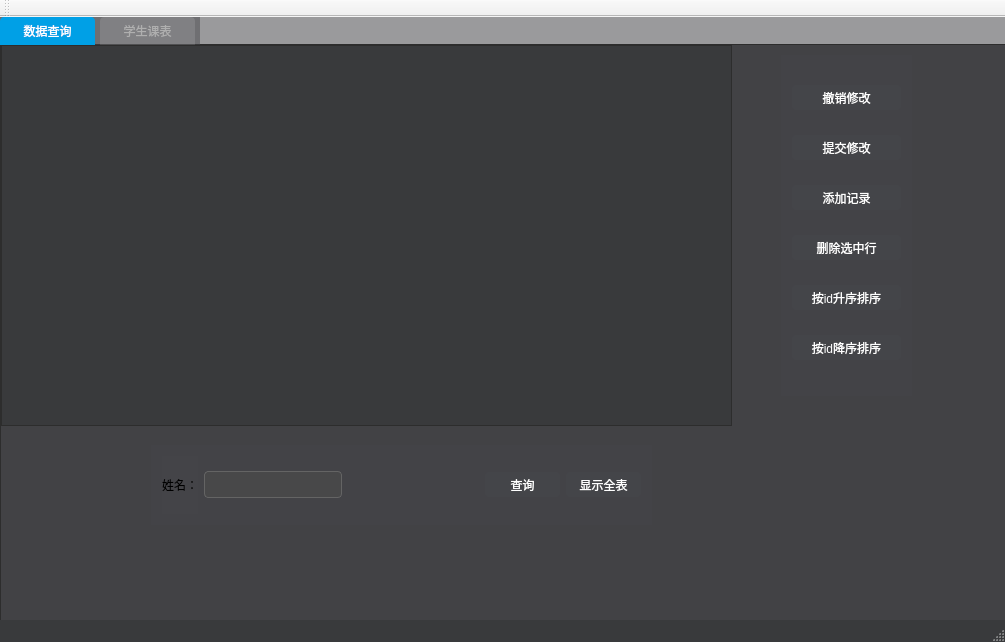
This is mainwindow.ui in Atmanuclear/QT-mysql as Qt 5 draws it before an edit. The edited form follows.
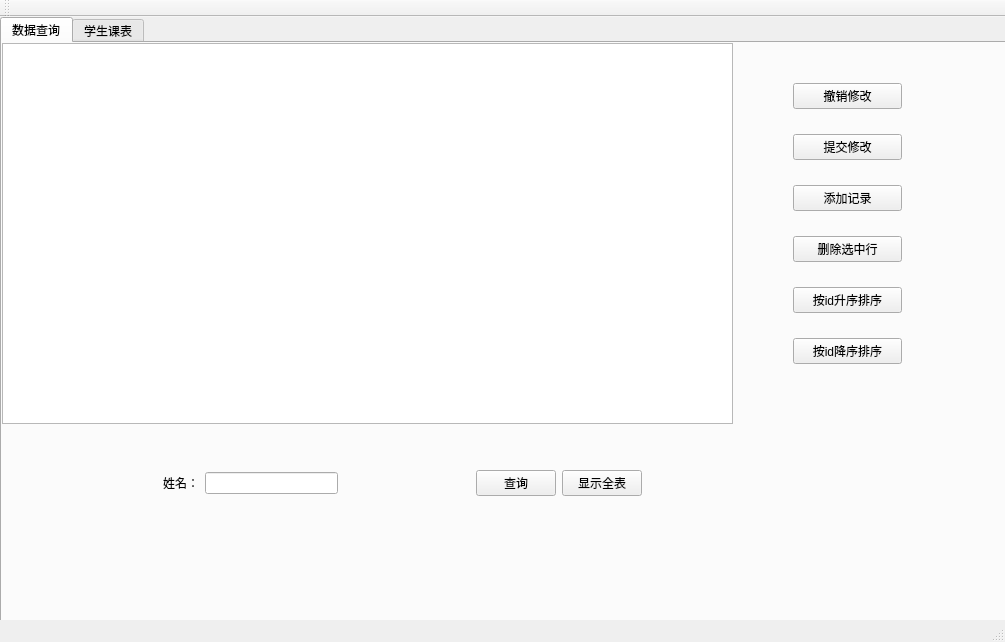
This is the edited form. The open tabs and pages were chosen to show the change. Icons and pictures are not drawn.

Diff of the .ui file:
```diff
--- a/mainwindow.ui
+++ b/mainwindow.ui
@@ -14,52 +14,11 @@
    <string>MainWindow</string>
   </property>
   <property name="styleSheet">
-   <string notr="true">QWidget#customWidget {
-        background: rgb(68, 69, 73);
-}
-
-/**********子界面中央背景**********/
-QWidget#centerWidget {
-        background: rgb(50, 50, 50);
-}
-
-/**********主界面样式**********/
-QWidget#mainWindow {
-        border: 1px solid rgb(50, 50, 50);
-        background: rgb(50, 50, 50);
-}
-
-QWidget#messageWidget {
-        background: rgba(68, 69, 73, 50%);
-}
-
-QWidget#loadingWidget {
-        border: none;
-        border-radius: 5px;
-        background: rgb(50, 50, 50);
-}
-
-QWidget#remoteWidget {
-        border-top-right-radius: 10px;
-        border-bottom-right-radius: 10px;
-        border: 1px solid rgb(45, 45, 45);
-        background: rgb(50, 50, 50);
-}
-
-StyledWidget {
-        qproperty-normalColor: white;
-        qproperty-disableColor: gray;
-        qproperty-highlightColor: rgb(0, 160, 230);
-        qproperty-errorColor: red;
-}
-
-QProgressIndicator {
-        qproperty-color: rgb(175, 175, 175);
-}</string>
+   <string notr="true"/>
   </property>
   <widget class="QWidget" name="centralWidget">
    <property name="styleSheet">
-    <string notr="true">background: rgba(68, 69, 73, 50%);</string>
+    <string notr="true"/>
    </property>
    <widget class="QTabWidget" name="tabWidget">
     <property name="geometry">
@@ -71,53 +30,7 @@
      </rect>
     </property>
     <property name="styleSheet">
-     <string notr="true">QTabWidget::pane {
-        border: none;
-        border-top: 3px solid rgb(0, 160, 230);
-        background: rgb(57, 58, 60);
-}
-QTabWidget::tab-bar {
-        border: none;
-}
-QTabBar::tab {
-        border: none;
-        border-top-left-radius: 4px;
-        border-top-right-radius: 4px;
-        color: rgb(175, 175, 175);
-        background: rgb(255, 255, 255, 30);
-        height: 28px;
-        min-width: 85px;
-        margin-right: 5px;
-        padding-left: 5px;
-        padding-right: 5px;
-}
-QTabBar::tab:hover {
-        background: rgb(255, 255, 255, 40);
-}
-QTabBar::tab:selected {
-        color: white;
-        background: rgb(0, 160, 230);
-}
-
-QTabWidget#tabWidget::pane {
-        border: 1px solid rgb(45, 45, 45);
-        background: rgb(57, 58, 60);
-        margin-top: -1px;
-}
-
-QTabBar#tabBar::tab {
-        border: 1px solid rgb(45, 45, 45);
-        border-bottom: none;
-        background: transparent;
-}
-QTabBar#tabBar::tab:hover {
-        color: white;
-}
-QTabBar#tabBar::tab:selected {
-        color: white;
-        background: rgb(57, 58, 60);
-}
-</string>
+     <string notr="true"/>
     </property>
     <property name="currentIndex">
      <number>0</number>
@@ -136,56 +49,7 @@
        </rect>
       </property>
       <property name="styleSheet">
-       <string notr="true">QTableView {
-        border: 1px solid rgb(45, 45, 45);
-        background: rgb(57, 58, 60);
-        gridline-color: rgb(60, 60, 60);
-}
-QTableView::item {
-        padding-left: 5px;
-        padding-right: 5px;
-        border: none;
-        background: rgb(72, 72, 74);
-        border-right: 1px solid rgb(45, 45, 45);
-        border-bottom: 1px solid rgb(45, 45, 45);
-}
-QTableView::item:selected {
-        background: rgba(255, 255, 255, 40);
-}
-QTableView::item:selected:!active {
-        color: white;
-}
-QTableView::indicator {
-        width: 20px;
-        height: 20px;
-}
-QTableView::indicator:enabled:unchecked {
-        image: url(:/Black/checkBox);
-}
-QTableView::indicator:enabled:unchecked:hover {
-        image: url(:/Black/checkBoxHover);
-}
-QTableView::indicator:enabled:unchecked:pressed {
-        image: url(:/Black/checkBoxPressed);
-}
-QTableView::indicator:enabled:checked {
-        image: url(:/Black/checkBoxChecked);
-}
-QTableView::indicator:enabled:checked:hover {
-        image: url(:/Black/checkBoxCheckedHover);
-}
-QTableView::indicator:enabled:checked:pressed {
-        image: url(:/Black/checkBoxCheckedPressed);
-}
-QTableView::indicator:enabled:indeterminate {
-        image: url(:/Black/checkBoxIndeterminate);
-}
-QTableView::indicator:enabled:indeterminate:hover {
-        image: url(:/Black/checkBoxIndeterminateHover);
-}
-QTableView::indicator:enabled:indeterminate:pressed {
-        image: url(:/Black/checkBoxIndeterminatePressed);
-}</string>
+       <string notr="true"/>
       </property>
      </widget>
      <widget class="QWidget" name="verticalLayoutWidget">
@@ -201,76 +65,7 @@
        <item>
         <widget class="QPushButton" name="pushButton_2">
          <property name="styleSheet">
-          <string notr="true">QPushButton{
-        border-radius: 4px;
-        border: none;
-        width: 75px;
-        height: 25px;
-}
-QPushButton:enabled {
-        background: rgb(68, 69, 73);
-        color: white;
-}
-QPushButton:!enabled {
-        background: rgb(100, 100, 100);
-        color: rgb(200, 200, 200);
-}
-QPushButton:enabled:hover{
-        background: rgb(85, 85, 85);
-}
-QPushButton:enabled:pressed{
-        background: rgb(80, 80, 80);
-}
-
-QPushButton#blueButton {
-        color: white;
-}
-QPushButton#blueButton:enabled {
-        background: rgb(0, 165, 235);
-        color: white;
-}
-QPushButton#blueButton:!enabled {
-        background: gray;
-        color: rgb(200, 200, 200);
-}
-QPushButton#blueButton:enabled:hover {
-        background: rgb(0, 180, 255);
-}
-QPushButton#blueButton:enabled:pressed {
-        background: rgb(0, 140, 215);
-}
-
-QPushButton#selectButton {
-        border: none;
-        border-radius: none;
-        border-left: 1px solid rgb(100, 100, 100);
-        image: url(:/Black/scan);
-        background: transparent;
-        color: white;
-}
-QPushButton#selectButton:enabled:hover{
-        background: rgb(85, 85, 85);
-}
-QPushButton#selectButton:enabled:pressed{
-        background: rgb(80, 80, 80);
-}
-
-QPushButton#linkButton {
-        background: transparent;
-        color: rgb(0, 160, 230);
-        text-align:left;
-}
-QPushButton#linkButton:hover {
-        color: rgb(20, 185, 255);
-        text-decoration: underline;
-}
-QPushButton#linkButton:pressed {
-        color: rgb(0, 160, 230);
-}
-
-QPushButton#transparentButton {
-        background: transparent;
-}</string>
+          <string notr="true"/>
          </property>
          <property name="text">
           <string>撤销修改</string>
@@ -280,76 +75,7 @@
        <item>
         <widget class="QPushButton" name="pushButton">
          <property name="styleSheet">
-          <string notr="true">QPushButton{
-        border-radius: 4px;
-        border: none;
-        width: 75px;
-        height: 25px;
-}
-QPushButton:enabled {
-        background: rgb(68, 69, 73);
-        color: white;
-}
-QPushButton:!enabled {
-        background: rgb(100, 100, 100);
-        color: rgb(200, 200, 200);
-}
-QPushButton:enabled:hover{
-        background: rgb(85, 85, 85);
-}
-QPushButton:enabled:pressed{
-        background: rgb(80, 80, 80);
-}
-
-QPushButton#blueButton {
-        color: white;
-}
-QPushButton#blueButton:enabled {
-        background: rgb(0, 165, 235);
-        color: white;
-}
-QPushButton#blueButton:!enabled {
-        background: gray;
-        color: rgb(200, 200, 200);
-}
-QPushButton#blueButton:enabled:hover {
-        background: rgb(0, 180, 255);
-}
-QPushButton#blueButton:enabled:pressed {
-        background: rgb(0, 140, 215);
-}
-
-QPushButton#selectButton {
-        border: none;
-        border-radius: none;
-        border-left: 1px solid rgb(100, 100, 100);
-        image: url(:/Black/scan);
-        background: transparent;
-        color: white;
-}
-QPushButton#selectButton:enabled:hover{
-        background: rgb(85, 85, 85);
-}
-QPushButton#selectButton:enabled:pressed{
-        background: rgb(80, 80, 80);
-}
-
-QPushButton#linkButton {
-        background: transparent;
-        color: rgb(0, 160, 230);
-        text-align:left;
-}
-QPushButton#linkButton:hover {
-        color: rgb(20, 185, 255);
-        text-decoration: underline;
-}
-QPushButton#linkButton:pressed {
-        color: rgb(0, 160, 230);
-}
-
-QPushButton#transparentButton {
-        background: transparent;
-}</string>
+          <string notr="true"/>
          </property>
          <property name="text">
           <string>提交修改</string>
@@ -359,76 +85,7 @@
        <item>
         <widget class="QPushButton" name="pushButton_3">
          <property name="styleSheet">
-          <string notr="true">QPushButton{
-        border-radius: 4px;
-        border: none;
-        width: 75px;
-        height: 25px;
-}
-QPushButton:enabled {
-        background: rgb(68, 69, 73);
-        color: white;
-}
-QPushButton:!enabled {
-        background: rgb(100, 100, 100);
-        color: rgb(200, 200, 200);
-}
-QPushButton:enabled:hover{
-        background: rgb(85, 85, 85);
-}
-QPushButton:enabled:pressed{
-        background: rgb(80, 80, 80);
-}
-
-QPushButton#blueButton {
-        color: white;
-}
-QPushButton#blueButton:enabled {
-        background: rgb(0, 165, 235);
-        color: white;
-}
-QPushButton#blueButton:!enabled {
-        background: gray;
-        color: rgb(200, 200, 200);
-}
-QPushButton#blueButton:enabled:hover {
-        background: rgb(0, 180, 255);
-}
-QPushButton#blueButton:enabled:pressed {
-        background: rgb(0, 140, 215);
-}
-
-QPushButton#selectButton {
-        border: none;
-        border-radius: none;
-        border-left: 1px solid rgb(100, 100, 100);
-        image: url(:/Black/scan);
-        background: transparent;
-        color: white;
-}
-QPushButton#selectButton:enabled:hover{
-        background: rgb(85, 85, 85);
-}
-QPushButton#selectButton:enabled:pressed{
-        background: rgb(80, 80, 80);
-}
-
-QPushButton#linkButton {
-        background: transparent;
-        color: rgb(0, 160, 230);
-        text-align:left;
-}
-QPushButton#linkButton:hover {
-        color: rgb(20, 185, 255);
-        text-decoration: underline;
-}
-QPushButton#linkButton:pressed {
-        color: rgb(0, 160, 230);
-}
-
-QPushButton#transparentButton {
-        background: transparent;
-}</string>
+          <string notr="true"/>
          </property>
          <property name="text">
           <string>添加记录</string>
@@ -438,76 +95,7 @@
        <item>
         <widget class="QPushButton" name="pushButton_4">
          <property name="styleSheet">
-          <string notr="true">QPushButton{
-        border-radius: 4px;
-        border: none;
-        width: 75px;
-        height: 25px;
-}
-QPushButton:enabled {
-        background: rgb(68, 69, 73);
-        color: white;
-}
-QPushButton:!enabled {
-        background: rgb(100, 100, 100);
-        color: rgb(200, 200, 200);
-}
-QPushButton:enabled:hover{
-        background: rgb(85, 85, 85);
-}
-QPushButton:enabled:pressed{
-        background: rgb(80, 80, 80);
-}
-
-QPushButton#blueButton {
-        color: white;
-}
-QPushButton#blueButton:enabled {
-        background: rgb(0, 165, 235);
-        color: white;
-}
-QPushButton#blueButton:!enabled {
-        background: gray;
-        color: rgb(200, 200, 200);
-}
-QPushButton#blueButton:enabled:hover {
-        background: rgb(0, 180, 255);
-}
-QPushButton#blueButton:enabled:pressed {
-        background: rgb(0, 140, 215);
-}
-
-QPushButton#selectButton {
-        border: none;
-        border-radius: none;
-        border-left: 1px solid rgb(100, 100, 100);
-        image: url(:/Black/scan);
-        background: transparent;
-        color: white;
-}
-QPushButton#selectButton:enabled:hover{
-        background: rgb(85, 85, 85);
-}
-QPushButton#selectButton:enabled:pressed{
-        background: rgb(80, 80, 80);
-}
-
-QPushButton#linkButton {
-        background: transparent;
-        color: rgb(0, 160, 230);
-        text-align:left;
-}
-QPushButton#linkButton:hover {
-        color: rgb(20, 185, 255);
-        text-decoration: underline;
-}
-QPushButton#linkButton:pressed {
-        color: rgb(0, 160, 230);
-}
-
-QPushButton#transparentButton {
-        background: transparent;
-}</string>
+          <string notr="true"/>
          </property>
          <property name="text">
           <string>删除选中行</string>
@@ -517,76 +105,7 @@
        <item>
         <widget class="QPushButton" name="pushButton_7">
          <property name="styleSheet">
-          <string notr="true">QPushButton{
-        border-radius: 4px;
-        border: none;
-        width: 75px;
-        height: 25px;
-}
-QPushButton:enabled {
-        background: rgb(68, 69, 73);
-        color: white;
-}
-QPushButton:!enabled {
-        background: rgb(100, 100, 100);
-        color: rgb(200, 200, 200);
-}
-QPushButton:enabled:hover{
-        background: rgb(85, 85, 85);
-}
-QPushButton:enabled:pressed{
-        background: rgb(80, 80, 80);
-}
-
-QPushButton#blueButton {
-        color: white;
-}
-QPushButton#blueButton:enabled {
-        background: rgb(0, 165, 235);
-        color: white;
-}
-QPushButton#blueButton:!enabled {
-        background: gray;
-        color: rgb(200, 200, 200);
-}
-QPushButton#blueButton:enabled:hover {
-        background: rgb(0, 180, 255);
-}
-QPushButton#blueButton:enabled:pressed {
-        background: rgb(0, 140, 215);
-}
-
-QPushButton#selectButton {
-        border: none;
-        border-radius: none;
-        border-left: 1px solid rgb(100, 100, 100);
-        image: url(:/Black/scan);
-        background: transparent;
-        color: white;
-}
-QPushButton#selectButton:enabled:hover{
-        background: rgb(85, 85, 85);
-}
-QPushButton#selectButton:enabled:pressed{
-        background: rgb(80, 80, 80);
-}
-
-QPushButton#linkButton {
-        background: transparent;
-        color: rgb(0, 160, 230);
-        text-align:left;
-}
-QPushButton#linkButton:hover {
-        color: rgb(20, 185, 255);
-        text-decoration: underline;
-}
-QPushButton#linkButton:pressed {
-        color: rgb(0, 160, 230);
-}
-
-QPushButton#transparentButton {
-        background: transparent;
-}</string>
+          <string notr="true"/>
          </property>
          <property name="text">
           <string>按id升序排序</string>
@@ -596,76 +115,7 @@
        <item>
         <widget class="QPushButton" name="pushButton_8">
          <property name="styleSheet">
-          <string notr="true">QPushButton{
-        border-radius: 4px;
-        border: none;
-        width: 75px;
-        height: 25px;
-}
-QPushButton:enabled {
-        background: rgb(68, 69, 73);
-        color: white;
-}
-QPushButton:!enabled {
-        background: rgb(100, 100, 100);
-        color: rgb(200, 200, 200);
-}
-QPushButton:enabled:hover{
-        background: rgb(85, 85, 85);
-}
-QPushButton:enabled:pressed{
-        background: rgb(80, 80, 80);
-}
-
-QPushButton#blueButton {
-        color: white;
-}
-QPushButton#blueButton:enabled {
-        background: rgb(0, 165, 235);
-        color: white;
-}
-QPushButton#blueButton:!enabled {
-        background: gray;
-        color: rgb(200, 200, 200);
-}
-QPushButton#blueButton:enabled:hover {
-        background: rgb(0, 180, 255);
-}
-QPushButton#blueButton:enabled:pressed {
-        background: rgb(0, 140, 215);
-}
-
-QPushButton#selectButton {
-        border: none;
-        border-radius: none;
-        border-left: 1px solid rgb(100, 100, 100);
-        image: url(:/Black/scan);
-        background: transparent;
-        color: white;
-}
-QPushButton#selectButton:enabled:hover{
-        background: rgb(85, 85, 85);
-}
-QPushButton#selectButton:enabled:pressed{
-        background: rgb(80, 80, 80);
-}
-
-QPushButton#linkButton {
-        background: transparent;
-        color: rgb(0, 160, 230);
-        text-align:left;
-}
-QPushButton#linkButton:hover {
-        color: rgb(20, 185, 255);
-        text-decoration: underline;
-}
-QPushButton#linkButton:pressed {
-        color: rgb(0, 160, 230);
-}
-
-QPushButton#transparentButton {
-        background: transparent;
-}</string>
+          <string notr="true"/>
          </property>
          <property name="text">
           <string>按id降序排序</string>
@@ -687,86 +137,7 @@
        <item>
         <widget class="QLabel" name="label">
          <property name="styleSheet">
-          <string notr="true">QLabel#grayLabel {
-        color: rgb(175, 175, 175);
-}
-
-QLabel#highlightLabel {
-        color: rgb(175, 175, 175);
-}
-
-QLabel#redLabel {
-        color: red;
-}
-
-QLabel#grayYaHeiLabel {
-        color: rgb(175, 175, 175);
-        font-size: 16px;
-}
-
-QLabel#blueLabel {
-        color: rgb(0, 160, 230);
-}
-
-QLabel#listLabel {
-        color: rgb(0, 160, 230);
-}
-
-QLabel#lineBlueLabel {
-        background: rgb(0, 160, 230);
-}
-
-QLabel#graySeperateLabel {
-        background: rgb(45, 45, 45);
-}
-
-QLabel#seperateLabel {
-        background: rgb(80, 80, 80);
-}
-
-QLabel#radiusBlueLabel {
-        border-radius: 15px;
-        color: white;
-        font-size: 16px;
-        background: rgb(0, 160, 230);
-}
-
-QLabel#skinLabel[colorProperty=&quot;normal&quot;] {
-        color: rgb(175, 175, 175);
-}
-QLabel#skinLabel[colorProperty=&quot;highlight&quot;] {
-        color: rgb(0, 160, 230);
-}
-
-QLabel#informationLabel {
-        qproperty-pixmap: url(:/Black/information);
-}
-
-QLabel#errorLabel {
-        qproperty-pixmap: url(:/Black/error);
-}
-
-QLabel#successLabel {
-        qproperty-pixmap: url(:/Black/success);
-}
-
-QLabel#questionLabel {
-        qproperty-pixmap: url(:/Black/question);
-}
-
-QLabel#warningLabel {
-        qproperty-pixmap: url(:/Black/warning);
-}
-
-QLabel#groupLabel {
-        color: rgb(0, 160, 230);
-        border: 1px solid rgb(0, 160, 230);
-        font-size: 15px;
-        border-top-color: transparent;
-        border-right-color: transparent;
-        border-left-color: transparent;
-}
-</string>
+          <string notr="true"/>
          </property>
          <property name="text">
           <string>姓名：</string>
@@ -776,10 +147,7 @@
        <item>
         <widget class="QLineEdit" name="lineEdit">
          <property name="styleSheet">
-          <string notr="true"> border-radius: 4px;
-        height: 25px;
-        border: 1px solid rgb(100, 100, 100);
-        background: rgb(72, 72, 73);</string>
+          <string notr="true"/>
          </property>
         </widget>
        </item>
@@ -799,76 +167,7 @@
        <item>
         <widget class="QPushButton" name="pushButton_5">
          <property name="styleSheet">
-          <string notr="true">QPushButton{
-        border-radius: 4px;
-        border: none;
-        width: 75px;
-        height: 25px;
-}
-QPushButton:enabled {
-        background: rgb(68, 69, 73);
-        color: white;
-}
-QPushButton:!enabled {
-        background: rgb(100, 100, 100);
-        color: rgb(200, 200, 200);
-}
-QPushButton:enabled:hover{
-        background: rgb(85, 85, 85);
-}
-QPushButton:enabled:pressed{
-        background: rgb(80, 80, 80);
-}
-
-QPushButton#blueButton {
-        color: white;
-}
-QPushButton#blueButton:enabled {
-        background: rgb(0, 165, 235);
-        color: white;
-}
-QPushButton#blueButton:!enabled {
-        background: gray;
-        color: rgb(200, 200, 200);
-}
-QPushButton#blueButton:enabled:hover {
-        background: rgb(0, 180, 255);
-}
-QPushButton#blueButton:enabled:pressed {
-        background: rgb(0, 140, 215);
-}
-
-QPushButton#selectButton {
-        border: none;
-        border-radius: none;
-        border-left: 1px solid rgb(100, 100, 100);
-        image: url(:/Black/scan);
-        background: transparent;
-        color: white;
-}
-QPushButton#selectButton:enabled:hover{
-        background: rgb(85, 85, 85);
-}
-QPushButton#selectButton:enabled:pressed{
-        background: rgb(80, 80, 80);
-}
-
-QPushButton#linkButton {
-        background: transparent;
-        color: rgb(0, 160, 230);
-        text-align:left;
-}
-QPushButton#linkButton:hover {
-        color: rgb(20, 185, 255);
-        text-decoration: underline;
-}
-QPushButton#linkButton:pressed {
-        color: rgb(0, 160, 230);
-}
-
-QPushButton#transparentButton {
-        background: transparent;
-}</string>
+          <string notr="true"/>
          </property>
          <property name="text">
           <string>查询</string>
@@ -878,76 +177,7 @@
        <item>
         <widget class="QPushButton" name="pushButton_6">
          <property name="styleSheet">
-          <string notr="true">QPushButton{
-        border-radius: 4px;
-        border: none;
-        width: 75px;
-        height: 25px;
-}
-QPushButton:enabled {
-        background: rgb(68, 69, 73);
-        color: white;
-}
-QPushButton:!enabled {
-        background: rgb(100, 100, 100);
-        color: rgb(200, 200, 200);
-}
-QPushButton:enabled:hover{
-        background: rgb(85, 85, 85);
-}
-QPushButton:enabled:pressed{
-        background: rgb(80, 80, 80);
-}
-
-QPushButton#blueButton {
-        color: white;
-}
-QPushButton#blueButton:enabled {
-        background: rgb(0, 165, 235);
-        color: white;
-}
-QPushButton#blueButton:!enabled {
-        background: gray;
-        color: rgb(200, 200, 200);
-}
-QPushButton#blueButton:enabled:hover {
-        background: rgb(0, 180, 255);
-}
-QPushButton#blueButton:enabled:pressed {
-        background: rgb(0, 140, 215);
-}
-
-QPushButton#selectButton {
-        border: none;
-        border-radius: none;
-        border-left: 1px solid rgb(100, 100, 100);
-        image: url(:/Black/scan);
-        background: transparent;
-        color: white;
-}
-QPushButton#selectButton:enabled:hover{
-        background: rgb(85, 85, 85);
-}
-QPushButton#selectButton:enabled:pressed{
-        background: rgb(80, 80, 80);
-}
-
-QPushButton#linkButton {
-        background: transparent;
-        color: rgb(0, 160, 230);
-        text-align:left;
-}
-QPushButton#linkButton:hover {
-        color: rgb(20, 185, 255);
-        text-decoration: underline;
-}
-QPushButton#linkButton:pressed {
-        color: rgb(0, 160, 230);
-}
-
-QPushButton#transparentButton {
-        background: transparent;
-}</string>
+          <string notr="true"/>
          </property>
          <property name="text">
           <string>显示全表</string>
@@ -1424,13 +654,7 @@
   </widget>
   <widget class="QStatusBar" name="statusBar">
    <property name="styleSheet">
-    <string notr="true">QStatusBar {
-        background: rgb(57, 58, 60);
-}
-QStatusBar::item {
-        border: none;
-        border-right: 1px solid rgb(100, 100, 100);
-}</string>
+    <string notr="true"/>
    </property>
   </widget>
  </widget>
```
Left out of the diff: 362 changed lines with no effect on the pictures.
